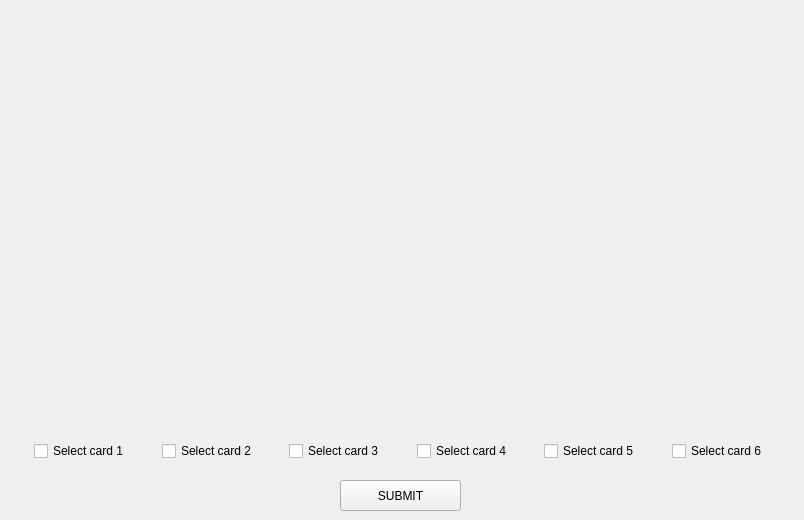
Above: cah/cah/gamegui.ui from greenfox-zerda-sparta/Qt_Against_Humanity before the change. Below: the same form after it.
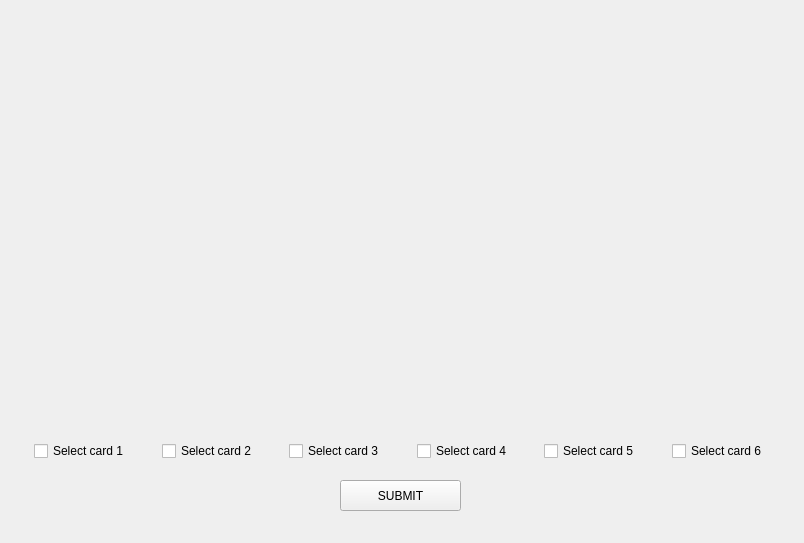
That is the form after the change.

What changed in the file:
```diff
--- a/cah/cah/gamegui.ui
+++ b/cah/cah/gamegui.ui
@@ -7,7 +7,7 @@
     <x>0</x>
     <y>0</y>
     <width>804</width>
-    <height>520</height>
+    <height>543</height>
    </rect>
   </property>
   <property name="windowTitle">
```
